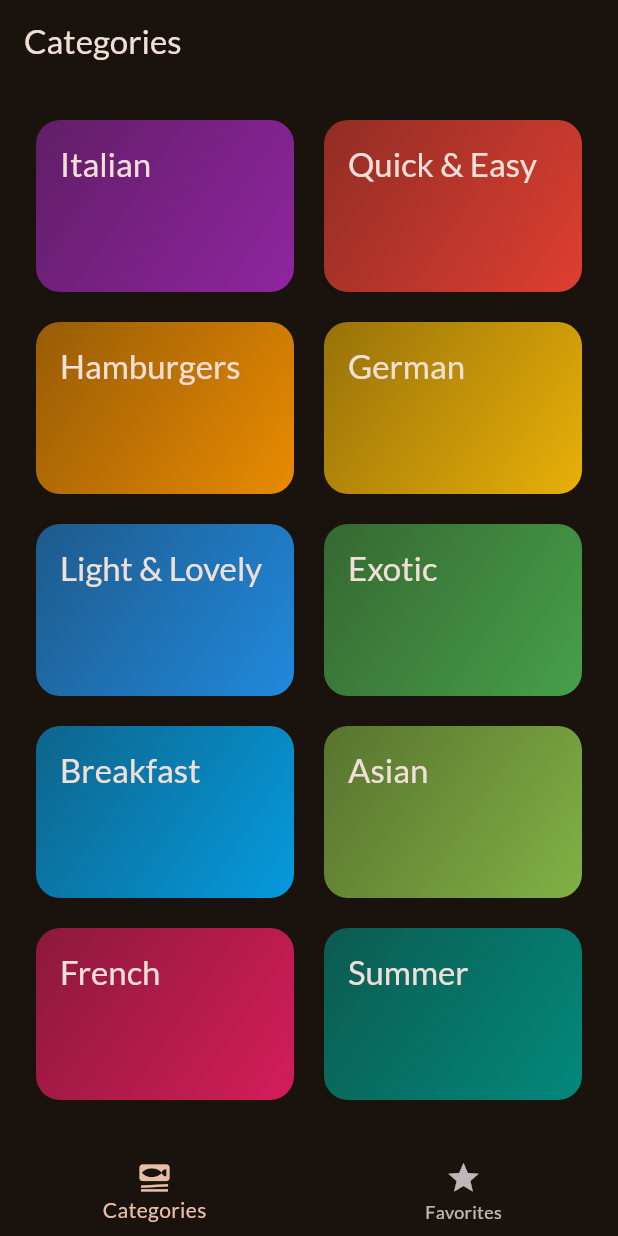
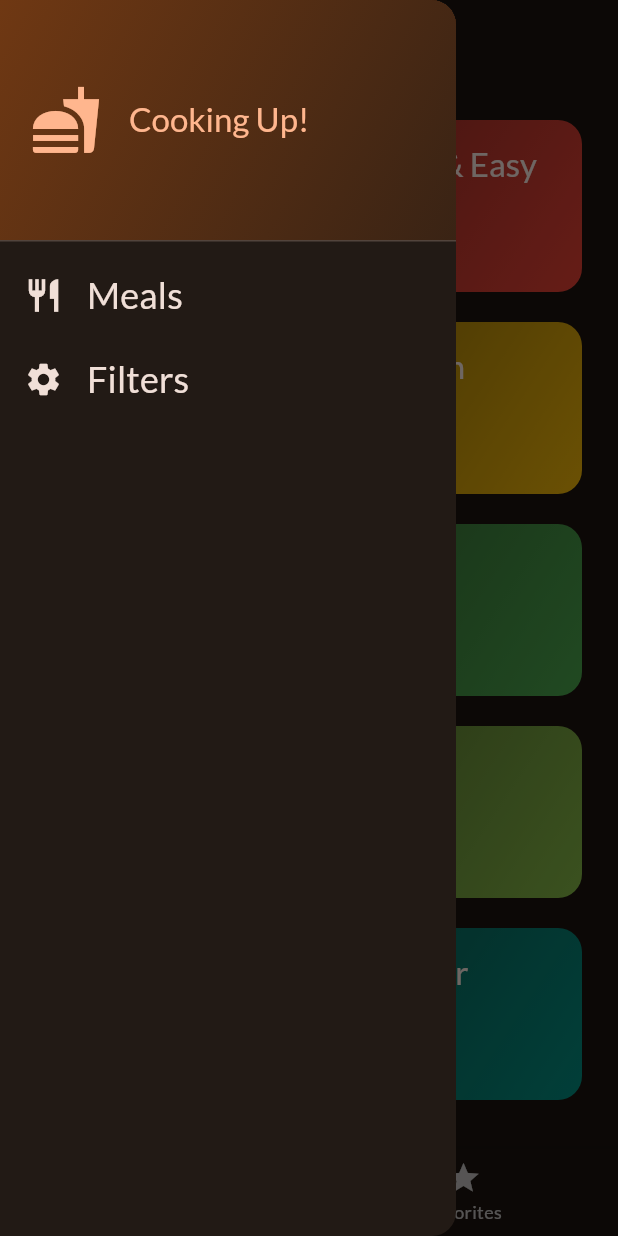
Before and after one commit to ashmit0073/MEALS_APP, a Flutter app: the screen it shows after launch, with the side drawer open (before the commit the screen has no drawer), on a phone screen of 412 x 824 dp. Run offline on Flutter 3.47's test engine with Material 3 defaults, Android fonts, the phone set to English and light mode, and no system bars; our stand-ins replace google_fonts, transparent_image.

Commit message:
Apply Filter Options

```diff
--- a/lib/screens/categories.dart
+++ b/lib/screens/categories.dart
@@ -6,12 +6,13 @@ import 'package:meals/screens/meals.dart';
 import 'package:meals/widgets/category_grid_item.dart';
 
 class CategoriesScreen extends StatelessWidget {
-  const CategoriesScreen({super.key, required this.onToggleFavorite});
+  const CategoriesScreen({super.key, required this.onToggleFavorite, required this.availableMeals});
   final void Function(Meal meal) onToggleFavorite;
+  final List<Meal> availableMeals;
 
   void _selectCategory(BuildContext context, Category category) {
     final filteredMeals =
-        dummyMeals
+        availableMeals
             .where((meal) => meal.categories.contains(category.id))
             .toList();
     Navigator.of(context).push(
--- a/lib/screens/tabs.dart
+++ b/lib/screens/tabs.dart
@@ -1,7 +1,17 @@
 import 'package:flutter/material.dart';
+import 'package:meals/data/dummy_data.dart';
 import 'package:meals/screens/categories.dart';
+import 'package:meals/screens/filters.dart';
 import 'package:meals/screens/meals.dart';
 import 'package:meals/models/meal.dart';
+import 'package:meals/widgets/main_drawer.dart';
+
+const kInitialFilters = {
+  Filter.glutenFree: false,
+  Filter.vegetarian: false,
+  Filter.lactoseFree: false,
+  Filter.vegan: false,
+};
 
 class TabsScreen extends StatefulWidget {
   const TabsScreen({super.key});
@@ -15,6 +25,7 @@ class TabsScreen extends StatefulWidget {
 class _TabsScreenState extends State<TabsScreen> {
   int _selectedPageIndex = 0;
   final List<Meal> _favoriteMeals = [];
+  Map<Filter, bool> _selectedFilters = kInitialFilters;
 
   void _showInfoMessage(String message) {
     ScaffoldMessenger.of(context).clearSnackBars();
@@ -29,12 +40,12 @@ class _TabsScreenState extends State<TabsScreen> {
     if (isExisting) {
       setState(() {
         _favoriteMeals.remove(meal);
-      _showInfoMessage('Meal is no longer a Favorite');
+        _showInfoMessage('Meal is no longer a Favorite');
       });
     } else {
       setState(() {
         _favoriteMeals.add(meal);
-      _showInfoMessage('Marked as a Favorite');
+        _showInfoMessage('Marked as a Favorite');
       });
     }
   }
@@ -45,9 +56,39 @@ class _TabsScreenState extends State<TabsScreen> {
     });
   }
 
+  void _setScreen(String identifier) async {
+    Navigator.pop(context);
+    if (identifier == 'filters') {
+      final result = await Navigator.of(context).push<Map<Filter, bool>>(
+        MaterialPageRoute(builder: (ctx) =>  FiltersScreen(currentFilters: _selectedFilters,)),
+      );
+      setState(() {
+        _selectedFilters = result ?? kInitialFilters;
+      });
+    }
+  }
+
   @override
   Widget build(BuildContext context) {
+    final availableMeals =
+        dummyMeals.where((meal) {
+          if (_selectedFilters[Filter.glutenFree]! && !meal.isGlutenFree) {
+            return false;
+          }
+          if (_selectedFilters[Filter.vegetarian]! && !meal.isVegetarian) {
+            return false;
+          }
+          if (_selectedFilters[Filter.vegan]! && !meal.isVegan) {
+            return false;
+          }
+          if (_selectedFilters[Filter.lactoseFree]! && !meal.isLactoseFree) {
+            return false;
+          }
+          return true;
+        }).toList();
+
     Widget activePage = CategoriesScreen(
+      availableMeals: availableMeals,
       onToggleFavorite: (Meal meal) {
         _toggleMealFavoriteStatus(meal);
       },
@@ -65,6 +106,7 @@ class _TabsScreenState extends State<TabsScreen> {
     }
     return Scaffold(
       appBar: AppBar(title: Text(activePageTitle)),
+      drawer: MainDrawer(onSelectScreen: _setScreen),
       body: activePage,
       bottomNavigationBar: BottomNavigationBar(
         onTap: _selectPage,
--- /dev/null
+++ b/lib/widgets/main_drawer.dart
@@ -0,0 +1,82 @@
+import 'package:flutter/material.dart';
+
+class MainDrawer extends StatelessWidget {
+  const MainDrawer({super.key, required this.onSelectScreen});
+
+  final void Function(String identifier) onSelectScreen;
+
+  @override
+  Widget build(BuildContext context) {
+    return Drawer(
+      child: Column(
+        children: [
+          DrawerHeader(
+            padding: const EdgeInsets.all(20),
+            decoration: BoxDecoration(
+              gradient: LinearGradient(
+                colors: [
+                  Theme.of(context).colorScheme.primaryContainer,
+                  Theme.of(
+                    context,
+                  ).colorScheme.primaryContainer.withAlpha((0.3 * 255).round()),
+                ],
+                begin: Alignment.topLeft,
+                end: Alignment.bottomRight,
+              ),
+            ),
+            child: Row(
+              children: [
+                Icon(
+                  Icons.fastfood,
+                  size: 48,
+                  color: Theme.of(context).colorScheme.primary,
+                ),
+                const SizedBox(width: 18),
+                Text(
+                  'Cooking Up!',
+                  style: Theme.of(context).textTheme.titleLarge!.copyWith(
+                    color: Theme.of(context).colorScheme.primary,
+                  ),
+                ),
+              ],
+            ),
+          ),
+          ListTile(
+            leading: Icon(
+              Icons.restaurant,
+              size: 26,
+              color: Theme.of(context).colorScheme.onSurface,
+            ),
+            title: Text(
+              'Meals',
+              style: Theme.of(context).textTheme.titleSmall!.copyWith(
+                color: Theme.of(context).colorScheme.onSurface,
+                fontSize: 24,
+              ),
+            ),
+            onTap: () {
+              onSelectScreen('meals');
+            },
+          ),
+          ListTile(
+            leading: Icon(
+              Icons.settings,
+              size: 26,
+              color: Theme.of(context).colorScheme.onSurface,
+            ),
+            title: Text(
+              'Filters',
+              style: Theme.of(context).textTheme.titleSmall!.copyWith(
+                color: Theme.of(context).colorScheme.onSurface,
+                fontSize: 24,
+              ),
+            ),
+            onTap: () {
+              onSelectScreen('filters');
+            },
+          ),
+        ],
+      ),
+    );
+  }
+}
```
Also changed, not shown: lib/screens/filters.dart (added, +152 -0 lines).
